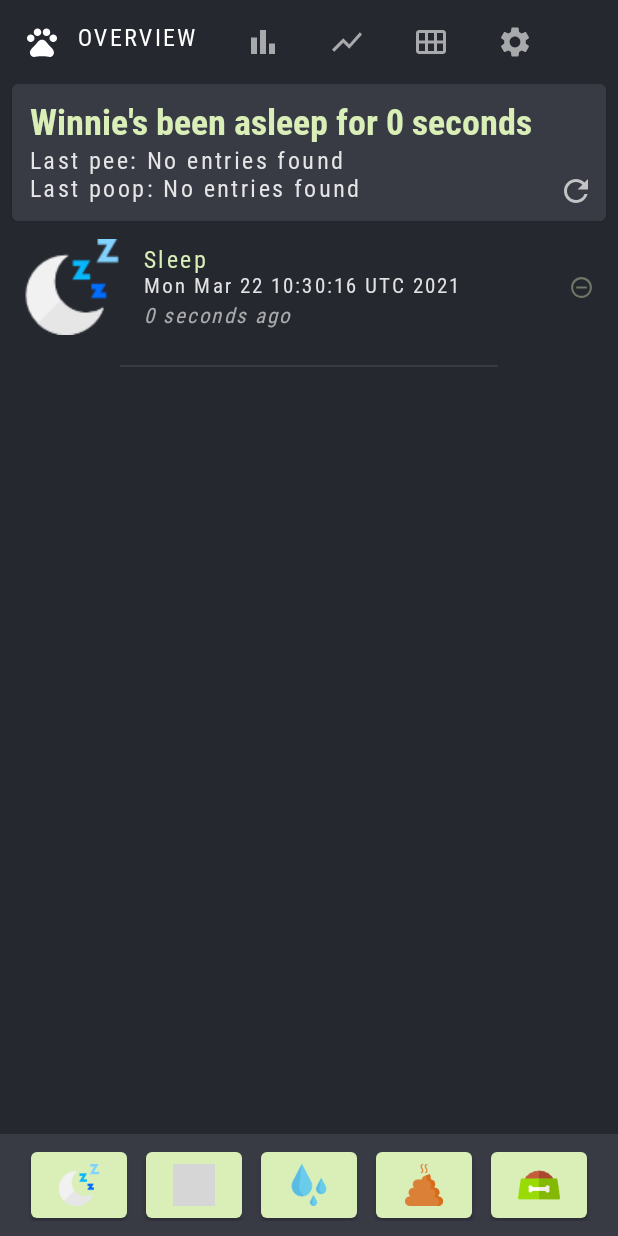
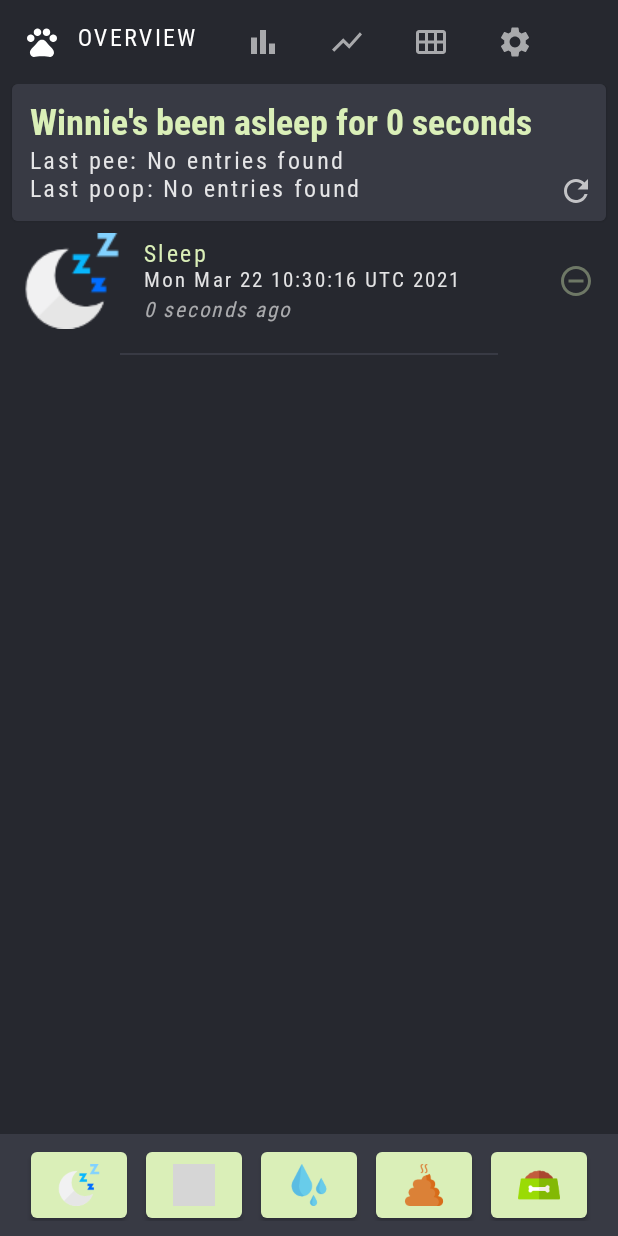
Before and after one commit to JoeParker/pawprint, an Android app built with Jetpack Compose: the screen it shows after launch (PawPrintActivity), after a tap on "Sleep", on a phone screen of 412 x 824 dp. Run offline under Robolectric (Android 15) with nearby library versions, the phone set to English and light mode, and no system bars; our stand-ins replace Room's generated code; grey boxes are pictures that could not be loaded.

Commit message:
right align delete icon

```diff
--- a/app/src/main/java/com/joeparker/pawprint/PawPrintActivity.kt
+++ b/app/src/main/java/com/joeparker/pawprint/PawPrintActivity.kt
@@ -211,7 +211,11 @@ fun RecentInfo(currentStatus: String, timeSinceLastPee: String?, timeSinceLastPo
 
 @Composable
 fun EntryRow(entry: Entry, deleteEntry: (Entry) -> Unit, timeDifference: (Entry) -> String?) {
-    Row(verticalAlignment = Alignment.CenterVertically) {
+    Box {
+        Row(
+            verticalAlignment = Alignment.CenterVertically,
+            modifier = Modifier.fillMaxWidth()
+        ) {
             Image(
                 painter = painterResource(entry.type.icon),
                 contentDescription = entry.type.name
@@ -231,7 +235,10 @@ fun EntryRow(entry: Entry, deleteEntry: (Entry) -> Unit, timeDifference: (Entry)
                     )
                 }
             }
-        Spacer(modifier = Modifier.size(72.dp))
+        }
+        Column(
+            modifier = Modifier.align(Alignment.CenterEnd)
+        ) {
             Image(
                 painter = painterResource(R.drawable.ic_delete),
                 contentDescription = "Delete",
@@ -239,6 +246,7 @@ fun EntryRow(entry: Entry, deleteEntry: (Entry) -> Unit, timeDifference: (Entry)
                     .alpha(0.4f)
                     .clickable(onClick = { deleteEntry(entry) })
             )
+        }
     }
 }
 
```
Lines whose indentation alone changed are shown as unchanged.
